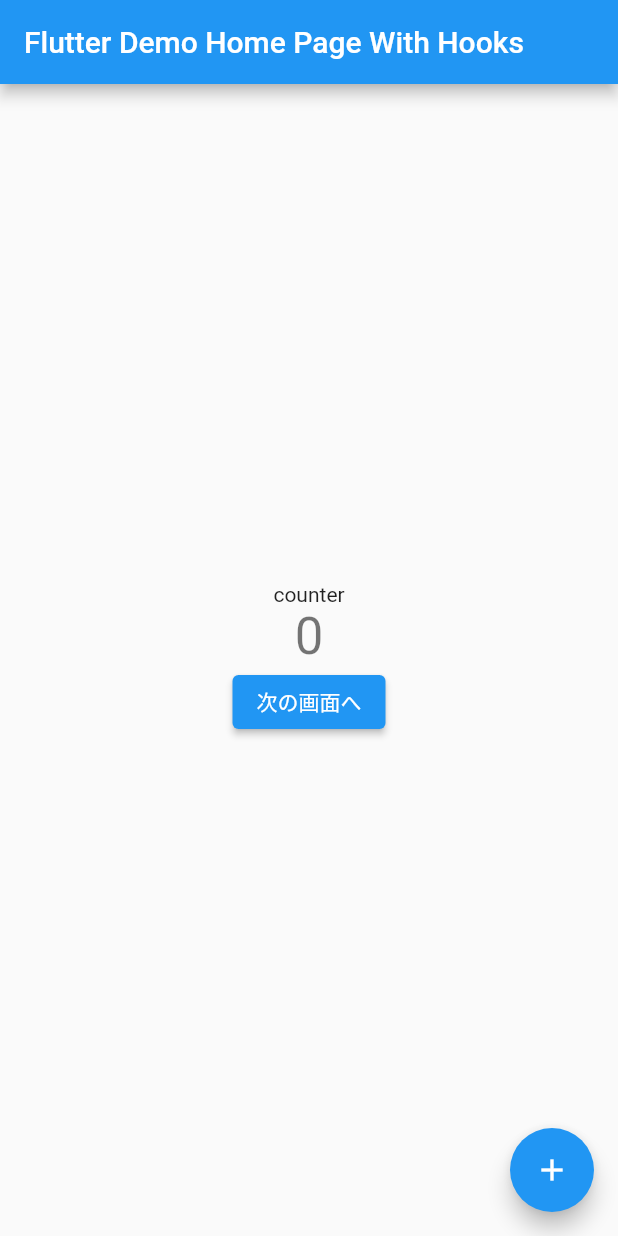
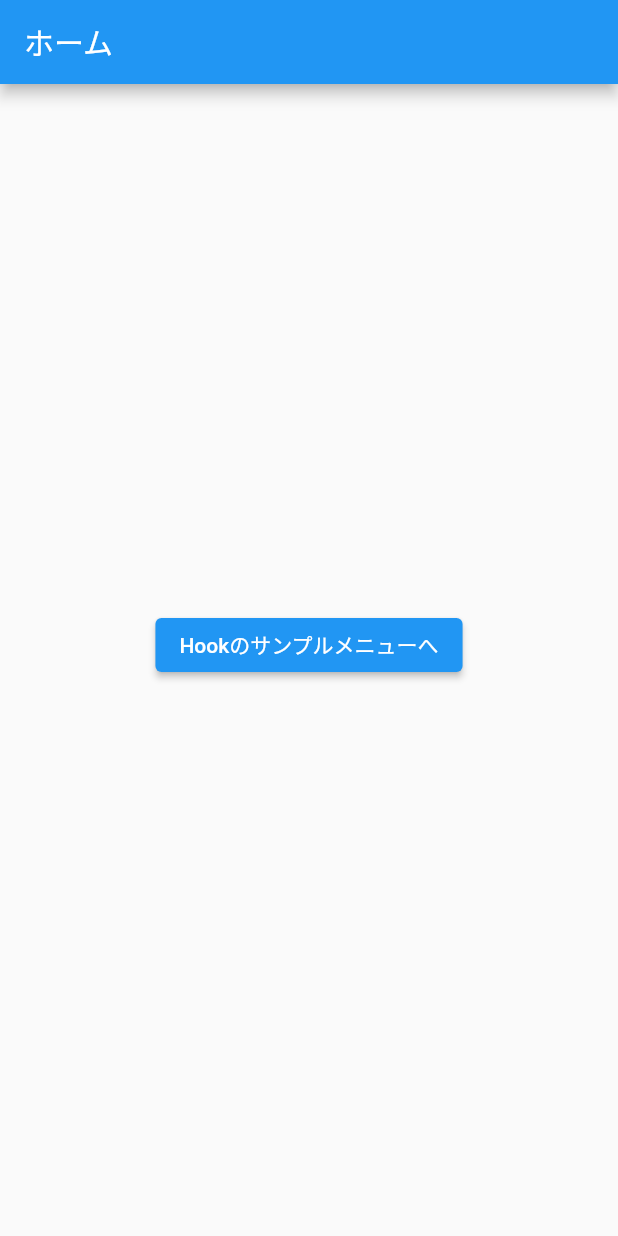
Before and after one commit to n-kazukichi/flutter_hands_on, a Flutter app: the screen it shows after launch, on a phone screen of 412 x 824 dp. Run offline on Flutter 3.47's test engine with Material 2 defaults, Android fonts, the light colour scheme and no system bars; our stand-ins replace flutter_hooks, hooks_riverpod.

Commit message:
ごちゃっとしてきたのでソースコードの整理

```diff
--- a/lib/main.dart
+++ b/lib/main.dart
@@ -1,8 +1,6 @@
 import 'package:flutter/material.dart';
-import 'package:flutter_hands_on/hooks/use_counter.dart';
-import 'package:flutter_hands_on/pages/second_page.dart';
-import 'package:flutter_hooks/flutter_hooks.dart';
-import 'package:hooks_riverpod/hooks_riverpod.dart';
+import 'package:flutter_hands_on/pages/home/home_page.dart';
+import 'package:flutter_hands_on/routes.dart';
 
 // エントリポイント
 void main() {
@@ -22,61 +20,9 @@
       theme: ThemeData(
         primarySwatch: Colors.blue,
       ),
+      routes: routeMap,
       // 初期画面にMyHomePageを指定。
-      home: const MyHooksPage('Flutter Demo Home Page With Hooks'),
+      home: const HomePage(),
     );
   }
 }
-
-ValueNotifier<T> useLoggedState<T>(T initialData) {
-  final result = useState<T>(initialData);
-
-  useValueChanged<T, void>(result.value, (_, __) {
-    print(result.value);
-  });
-  return result;
-}
-
-class MyHooksPage extends HookConsumerWidget {
-  const MyHooksPage(this.title, {super.key});
-  final String title;
-
-  @override
-  Widget build(BuildContext context, WidgetRef ref) {
-    // final counter = useLoggedState(0);
-    final counter = useCounter(0);
-
-    return Scaffold(
-      appBar: AppBar(
-        title: Text(title),
-      ),
-      body: Center(
-        child: Column(
-          mainAxisAlignment: MainAxisAlignment.center,
-          children: <Widget>[
-            const Text(
-              'counter',
-            ),
-            Text(
-              '${counter.value}',
-              style: Theme.of(context).textTheme.headlineMedium,
-            ),
-            ElevatedButton(
-                onPressed: () {
-                  // ボタンを押したらSecondPageに遷移するよ。
-                  Navigator.of(context).push(
-                      MaterialPageRoute(builder: (context) => SecondPage()));
-                },
-                child: const Text('次の画面へ'))
-          ],
-        ),
-      ),
-      floatingActionButton: FloatingActionButton(
-        // (+)ボタンを押したらstateの値を+1してますよ。
-        onPressed: () => counter.increment(),
-        tooltip: 'Increment',
-        child: const Icon(Icons.add),
-      ),
-    );
-  }
-}
--- /dev/null
+++ b/lib/pages/home/home_page.dart
@@ -0,0 +1,31 @@
+import 'package:flutter/material.dart';
+import 'package:flutter_hands_on/routes.dart';
+
+class HomePage extends StatelessWidget {
+  const HomePage({super.key});
+
+  @override
+  Widget build(BuildContext context) {
+    return Scaffold(
+      appBar: AppBar(
+        title: const Text('ホーム'),
+      ),
+      body: Center(
+        child: Column(
+          mainAxisAlignment: MainAxisAlignment.center,
+          children: <Widget>[
+            ElevatedButton(
+                onPressed: () =>
+                    Navigator.pushNamed(context, RoutePath.hookSamplesMenu),
+                child: const Text('Hookのサンプルメニューへ')),
+            const SizedBox(height: 20),
+            // TODO providerでなんか書いたら...
+            // ElevatedButton(
+            //     onPressed: () => Navigator.pushNamed(context, RoutePath.provider...),
+            //     child: const Text('providerのサンプルメニューへ'))
+          ],
+        ),
+      ),
+    );
+  }
+}
--- a/lib/pages/second_page.dart
+++ b/lib/pages/hook_samples/hook_fetch_user_page.dart
@@ -3,12 +3,11 @@
 import 'package:flutter_hooks/flutter_hooks.dart';
 import 'package:hooks_riverpod/hooks_riverpod.dart';
 
-class SecondPage extends HookConsumerWidget {
-  const SecondPage({super.key});
+class HookFetchUserPage extends HookConsumerWidget {
+  const HookFetchUserPage({super.key});
 
   @override
   Widget build(BuildContext context, WidgetRef ref) {
-    debugPrint('---- 画面描画 ----');
     const defaultUid = 0;
     final uid = useState(defaultUid);
     final updateCounter = useState(0);
@@ -16,7 +15,7 @@
 
     return Scaffold(
       appBar: AppBar(
-        title: const Text("2nd Page"),
+        title: const Text('Hookでのユーザ名取得'),
       ),
       body: Center(
         child: Column(
@@ -41,7 +40,7 @@
                 onPressed: () {
                   updateCounter.value++;
                 },
-                child: Text('画面更新 ${updateCounter.value}回目')),
+                child: Text('画面更 新 ${updateCounter.value}回目')),
           ],
         ),
       ),
--- /dev/null
+++ b/lib/routes.dart
@@ -0,0 +1,23 @@
+import 'package:flutter/material.dart';
+import 'package:flutter_hands_on/pages/hook_samples/hook_counter_page.dart';
+import 'package:flutter_hands_on/pages/hook_samples/hook_fetch_user_page.dart';
+import 'package:flutter_hands_on/pages/hook_samples/hook_samples_menu_page.dart';
+
+class RoutePath {
+  /// フックを使ったサンプルのメニュー画面
+  static const hookSamplesMenu = '/hook_menu';
+
+  /// フックを使ったカウンター画面
+  static const hookSamplesCounter = '$hookSamplesMenu/counter';
+
+  /// フックを使ったカウンターユーザ取得画面
+  static const hookSamplesFetchUser = '$hookSamplesMenu/fetch';
+  // 新しい画面が追加されたらここにpathを追加
+}
+
+final Map<String, WidgetBuilder> routeMap = {
+  RoutePath.hookSamplesMenu: (context) => const HookSamplesMenuPage(),
+  RoutePath.hookSamplesCounter: (context) => const HookCounterPage(),
+  RoutePath.hookSamplesFetchUser: (context) => const HookFetchUserPage(),
+  // 新しい画面が追加されたらここにpathとそれに該当する画面を追加
+};
```
Also changed, not shown: lib/pages/hook_samples/hook_counter_page.dart (added, +38 -0 lines), lib/pages/hook_samples/hook_samples_menu_page.dart (added, +34 -0 lines).
